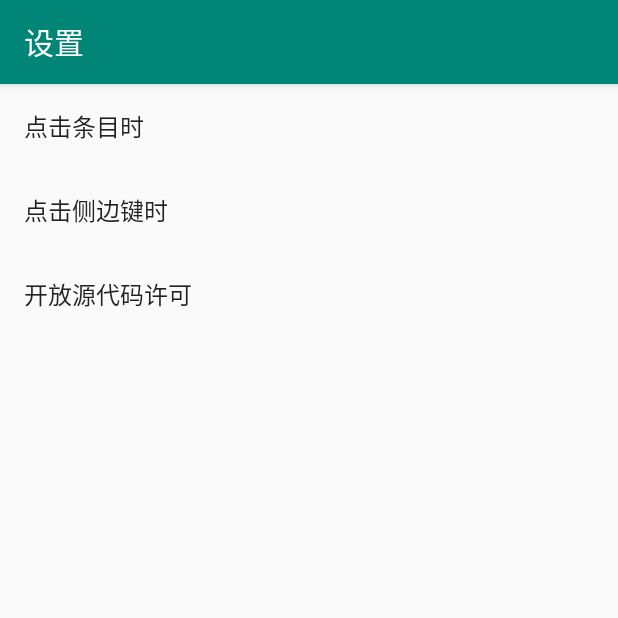
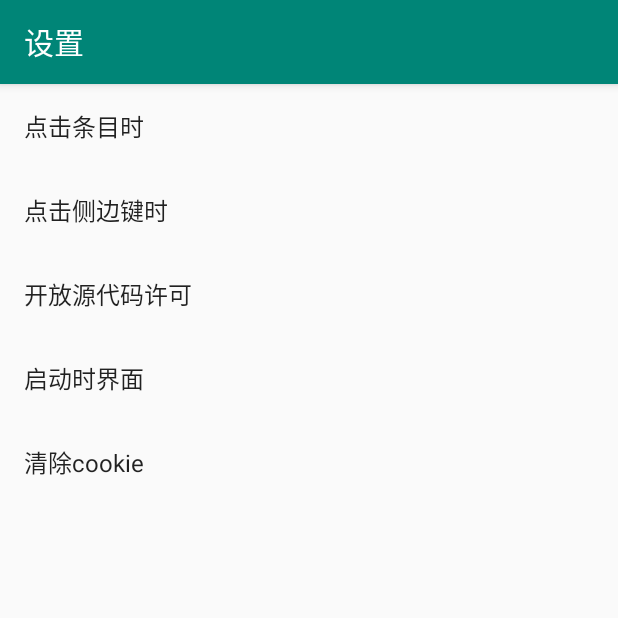
Before and after one commit to ac241/Live.La, an Android app: the SettingsFragment screen opened directly, with no data from a screen before it, on a phone screen of 412 x 824 dp, the top half of it. Run offline under Robolectric (Android 15) with nearby library versions, the phone set to English and light mode, and no system bars; our stand-ins replace androidx.preference; 2 statements that could not run were skipped.

Commit message:
新增清除cookie、默认模式，优化交互

```diff
--- a/app/src/main/java/com/acel/streamlivetool/ui/cookie_anchor/AnchorsFragment.kt
+++ b/app/src/main/java/com/acel/streamlivetool/ui/cookie_anchor/AnchorsFragment.kt
@@ -38,7 +38,7 @@ class AnchorsFragment(val platform: IPlatform) : Fragment() {
         cookie_anchor_recyclerView.layoutManager = LinearLayoutManager(context)
         cookie_anchor_recyclerView.adapter =
             CookieAnchorAdapter(
-                activity as CookieAnchorActivity,
+                activity as CookieModeActivity,
                 anchors
             )
         cookie_anchor_swipe_refresh.setOnRefreshListener {
--- a/app/src/main/java/com/acel/streamlivetool/ui/cookie_anchor/CookieAnchorAdapter.kt
+++ b/app/src/main/java/com/acel/streamlivetool/ui/cookie_anchor/CookieAnchorAdapter.kt
@@ -16,7 +16,7 @@ import kotlinx.android.synthetic.main.item_main_anchor.view.*
 
 
 class CookieAnchorAdapter(
-    private val cookieAnchorActivity: CookieAnchorActivity,
+    private val cookieAnchorActivity: CookieModeActivity,
     private val anchors: MutableList<AnchorsCookieMode.Anchor>
 ) : RecyclerView.Adapter<CookieAnchorAdapter.ViewHolder>() {
 
--- a/app/src/main/java/com/acel/streamlivetool/ui/settings/PreferenceFragment.kt
+++ b/app/src/main/java/com/acel/streamlivetool/ui/settings/PreferenceFragment.kt
@@ -2,23 +2,37 @@ package com.acel.streamlivetool.ui.settings
 
 import android.content.SharedPreferences
 import android.os.Bundle
+import android.util.Log
+import androidx.appcompat.app.AlertDialog
 import androidx.preference.Preference
 import androidx.preference.PreferenceFragmentCompat
 import com.acel.streamlivetool.R
+import com.acel.streamlivetool.platform.IPlatform
+import com.acel.streamlivetool.platform.PlatformDispatcher
 import com.acel.streamlivetool.ui.open_source.OpenSourceActivity
 import org.jetbrains.anko.support.v4.defaultSharedPreferences
 import org.jetbrains.anko.support.v4.startActivity
+import org.jetbrains.anko.support.v4.toast
 
 class SettingsFragment : PreferenceFragmentCompat(),
     SharedPreferences.OnSharedPreferenceChangeListener,
     Preference.OnPreferenceClickListener {
-
-    private lateinit var entries: Array<String>
-    private lateinit var entryValues: Array<String>
+    private val entriesMap = mutableMapOf<String, Pair<Array<String>, Array<String>>>()
 
     override fun onCreate(savedInstanceState: Bundle?) {
-        entries = resources.getStringArray(R.array.pref_click_action_entries)
-        entryValues = resources.getStringArray(R.array.pref_click_action_entry_values)
+        entriesMap[getString(R.string.pref_key_item_click_action)] = Pair(
+            resources.getStringArray(R.array.pref_click_action_entries),
+            resources.getStringArray(R.array.pref_click_action_entry_values)
+        )
+        entriesMap[getString(R.string.pref_key_second_button_click_action)] = Pair(
+            resources.getStringArray(R.array.pref_click_action_entries),
+            resources.getStringArray(R.array.pref_click_action_entry_values)
+        )
+        entriesMap[getString(R.string.pref_key_launch_activity)] = Pair(
+            resources.getStringArray(R.array.pref_launch_activity_entries),
+            resources.getStringArray(R.array.pref_launch_activity_entries_values)
+        )
+
         super.onCreate(savedInstanceState)
     }
 
@@ -29,6 +43,11 @@ class SettingsFragment : PreferenceFragmentCompat(),
         preferenceScreen.onPreferenceClickListener = this
         findPreference<Preference>(getString(R.string.pref_key_about_open_source))?.setOnPreferenceClickListener {
             startActivity<OpenSourceActivity>()
+            false
+        }
+        findPreference<Preference>(getString(R.string.pref_key_clear_cookie))?.setOnPreferenceClickListener {
+            clearCookie()
+
             false
         }
     }
@@ -42,26 +61,51 @@ class SettingsFragment : PreferenceFragmentCompat(),
                     setListPreferenceSummary(key)
                 getString(R.string.pref_key_second_button_click_action) ->
                     setListPreferenceSummary(key)
+                getString(R.string.pref_key_launch_activity) ->
+                    setListPreferenceSummary(key)
             }
         }
     }
 
     override fun onPreferenceClick(p0: Preference?): Boolean {
-        when (p0?.key) {
-            getString(R.string.pref_key_about_open_source) ->
-                startActivity<OpenSourceActivity>()
-        }
+//        when (p0?.key) {
+//            getString(R.string.pref_key_about_open_source) ->
+//                startActivity<OpenSourceActivity>()
+//        }
         return true
+    }
+
+    private fun clearCookie() {
+        val builder = context?.let { AlertDialog.Builder(it) }
+        builder
+            ?.setTitle("要清除登录信息吗？")
+            ?.setPositiveButton("是") { _, _ ->
+                val platforms = mutableListOf<IPlatform>().also {
+                    for (entry in PlatformDispatcher.getAllPlatformInstance()) {
+                        if (entry.value.supportCookieMode)
+                            it.add(entry.value)
+                    }
+                }
+                platforms.forEach {
+                    it.clearCookie()
+                }
+                toast("清除cookie成功")
+            }
+            ?.setNegativeButton("否", null)
+            ?.show()
     }
 
     private fun initPreferencesSummary() {
         setListPreferenceSummary(getString(R.string.pref_key_item_click_action))
         setListPreferenceSummary(getString(R.string.pref_key_second_button_click_action))
+        setListPreferenceSummary(getString(R.string.pref_key_launch_activity))
     }
 
     private fun setListPreferenceSummary(key: String) {
         val value = defaultSharedPreferences.getString(key, "")
+        val entries = entriesMap[key]?.first
+        val values = entriesMap[key]?.second
         preferenceScreen.findPreference<Preference>(key)?.summary =
-            entries[entryValues.indexOf(value)]
+            values?.indexOf(value)?.let { entries?.get(it) }
     }
 }
--- /dev/null
+++ b/app/src/main/res/drawable/ic_list.xml
@@ -0,0 +1,5 @@
+<vector android:height="24dp" android:tint="#FFFFFF"
+    android:viewportHeight="24" android:viewportWidth="24"
+    android:width="24dp" xmlns:android="http://schemas.android.com/apk/res/android">
+    <path android:fillColor="#ffffff" android:pathData="M4,10.5c-0.83,0 -1.5,0.67 -1.5,1.5s0.67,1.5 1.5,1.5 1.5,-0.67 1.5,-1.5 -0.67,-1.5 -1.5,-1.5zM4,4.5c-0.83,0 -1.5,0.67 -1.5,1.5S3.17,7.5 4,7.5 5.5,6.83 5.5,6 4.83,4.5 4,4.5zM4,16.5c-0.83,0 -1.5,0.68 -1.5,1.5s0.68,1.5 1.5,1.5 1.5,-0.68 1.5,-1.5 -0.67,-1.5 -1.5,-1.5zM7,19h14v-2L7,17v2zM7,13h14v-2L7,11v2zM7,5v2h14L21,5L7,5z"/>
+</vector>
--- a/app/src/main/res/values/colors.xml
+++ b/app/src/main/res/values/colors.xml
@@ -2,5 +2,5 @@
 <resources>
     <color name="colorPrimary">#008577</color>
     <color name="colorPrimaryDark">#008577</color>
-    <color name="colorAccent">#D81B60</color>
+    <color name="colorAccent">#008577</color>
 </resources>
--- a/app/src/main/res/values/strings.xml
+++ b/app/src/main/res/values/strings.xml
@@ -29,5 +29,17 @@
     <string name="hello_blank_fragment">Hello blank fragment</string>
     <string name="login_first">请先登录</string>
     <string name="please_login">请登录帐号</string>
+    <string name="pref_key_clear_cookie">pref_key_clear_cookie</string>
+    <string name="clear_cookie">清除cookie</string>
+    <string name="pref_key_launch_activity">pref_key_launch_activity</string>
+    <string name="launch_activity">启动时界面</string>
 
+    <array name="pref_launch_activity_entries">
+        <item>集合模式</item>
+        <item>Cookie模式</item>
+    </array>
+    <array name="pref_launch_activity_entries_values">
+        <item name="value_main_activity">main_activity</item>
+        <item name="value_cookie_activity">cookie_activity</item>
+    </array>
 </resources>
--- a/app/src/main/res/xml/pre_settings.xml
+++ b/app/src/main/res/xml/pre_settings.xml
@@ -1,23 +1,33 @@
 <?xml version="1.0" encoding="utf-8"?>
-<PreferenceScreen
-        xmlns:android="http://schemas.android.com/apk/res/android"
+<PreferenceScreen xmlns:android="http://schemas.android.com/apk/res/android"
     xmlns:app="http://schemas.android.com/apk/res-auto">
     <ListPreference
+        android:defaultValue="open_app"
+        android:entries="@array/pref_click_action_entries"
+        android:entryValues="@array/pref_click_action_entry_values"
         android:key="@string/pref_key_item_click_action"
         android:title="@string/item_click_action_name"
-            android:defaultValue="open_app"
+        app:iconSpaceReserved="false" />
+    <ListPreference
+        android:defaultValue="outer_player"
         android:entries="@array/pref_click_action_entries"
-            app:iconSpaceReserved="false"
-            android:entryValues="@array/pref_click_action_entry_values"/>
-    <ListPreference
+        android:entryValues="@array/pref_click_action_entry_values"
         android:key="@string/pref_key_second_button_click_action"
         android:title="@string/second_button_action_name"
-            android:defaultValue="outer_player"
-            android:entries="@array/pref_click_action_entries"
-            app:iconSpaceReserved="false"
-            android:entryValues="@array/pref_click_action_entry_values"/>
+        app:iconSpaceReserved="false" />
     <Preference
         android:key="@string/pref_key_about_open_source"
-            app:iconSpaceReserved="false"
-            android:title="@string/open_source_licensed"/>
+        android:title="@string/open_source_licensed"
+        app:iconSpaceReserved="false" />
+    <ListPreference
+        android:defaultValue="main_activity"
+        android:entries="@array/pref_launch_activity_entries"
+        android:entryValues="@array/pref_launch_activity_entries_values"
+        android:key="@string/pref_key_launch_activity"
+        android:title="@string/launch_activity"
+        app:iconSpaceReserved="false" />
+    <Preference
+        android:key="@string/pref_key_clear_cookie"
+        android:title="@string/clear_cookie"
+        app:iconSpaceReserved="false" />
 </PreferenceScreen>
```
Also changed, not shown: app/src/main/AndroidManifest.xml (+11 -9 lines), app/src/main/java/com/acel/streamlivetool/platform/IPlatform.kt (+8 -0 lines), app/src/main/java/com/acel/streamlivetool/ui/cookie_anchor/CookieModeActivity.kt (renamed from app/src/main/java/com/acel/streamlivetool/ui/cookie_anchor/CookieAnchorActivity.kt, +10 -4 lines), app/src/main/java/com/acel/streamlivetool/ui/main/MainActivity.kt (+8 -5 lines), app/src/main/java/com/acel/streamlivetool/ui/splash/SplashActivity.kt (added, +28 -0 lines), app/src/main/res/layout/activity_cookie_mode.xml (renamed from app/src/main/res/layout/activity_cookie_anchor.xml, +14 -4 lines), app/src/main/res/layout/activity_main.xml (+1 -7 lines), app/src/main/res/layout/activity_splash.xml (added, +8 -0 lines), app/src/main/res/layout/content_setting.xml (deleted, +0 -12 lines), app/src/main/res/layout/fab_layout.xml (added, +12 -0 lines), app/src/main/res/menu/main_menu.xml (+5 -3 lines), 1 other file. Lines whose indentation alone changed are shown as unchanged.
